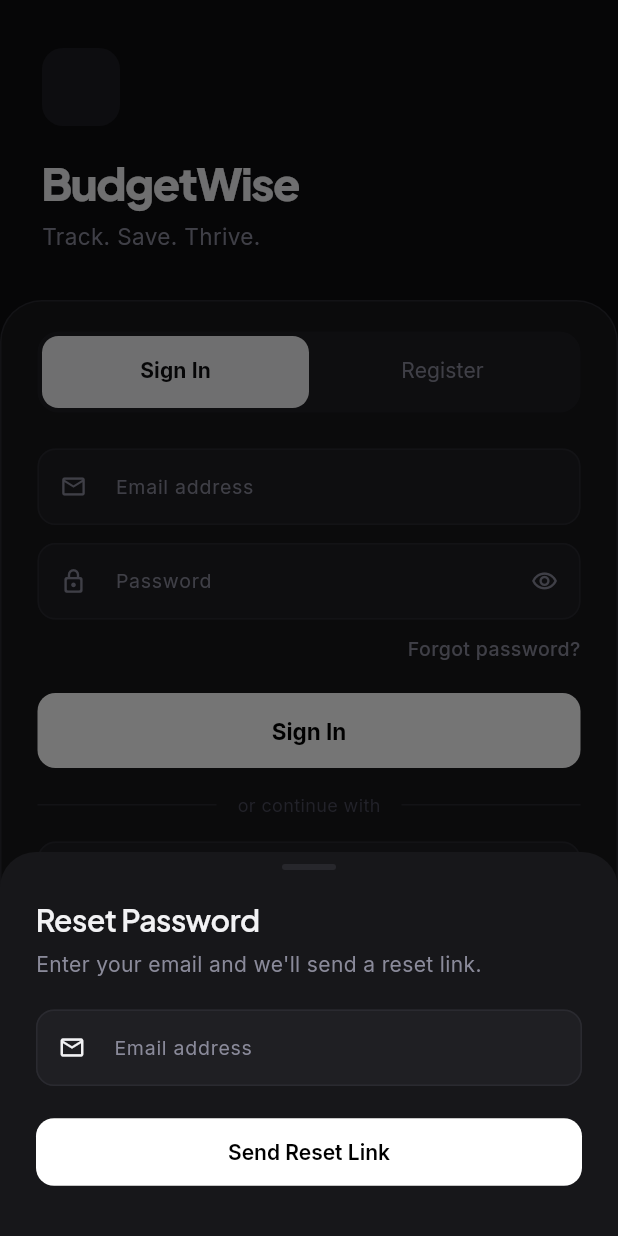
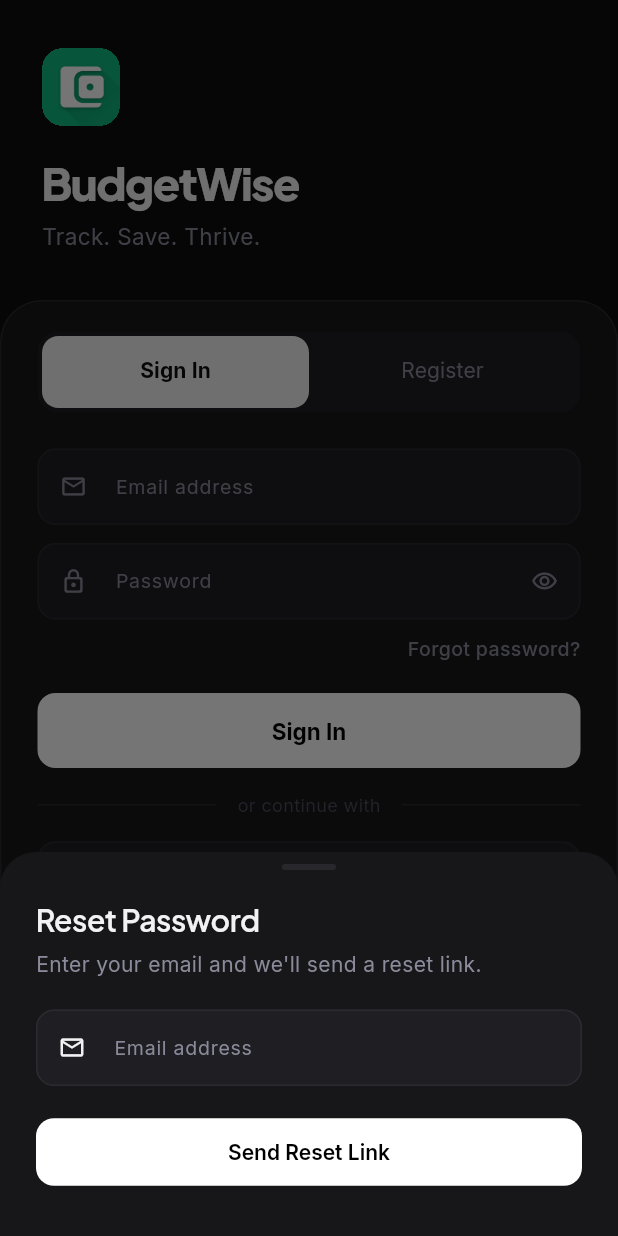
Before and after one commit to paoys/budget_tracker, a Flutter app: the screen it shows after launch, after a tap on "Forgot password?", on a phone screen of 412 x 824 dp. Run offline on Flutter 3.47's test engine with Material 3 defaults, Android fonts, the phone set to English and light mode, and no system bars; our stand-ins replace cloud_firestore, firebase_auth, firebase_core, fl_chart, google_fonts, google_sign_in and 1 more; accounts and stored records are empty.

Commit message:
[FIX] image assets

```diff
--- a/lib/screens/login_screen.dart
+++ b/lib/screens/login_screen.dart
@@ -351,7 +351,7 @@ class _TopHero extends StatelessWidget {
           ),
           clipBehavior: Clip.hardEdge,
           child: Image.asset(
-            'images/app_logo.png',
+            'assets/images/app_logo.png',
             fit: BoxFit.contain,
           ),
         ),
@@ -555,7 +555,7 @@ class _GoogleG extends StatelessWidget {
     return SizedBox(
       width: 22,
       height: 22,
-      child: Image.asset('images/google_logo.png', fit: BoxFit.contain),
+      child: Image.asset('assets/images/google_logo.png', fit: BoxFit.contain),
     );
   }
 }
--- a/pubspec.yaml
+++ b/pubspec.yaml
@@ -36,3 +36,6 @@ dev_dependencies:
 
 flutter:
   uses-material-design: true
+
+  assets:
+    - assets/images/
```
Also changed, not shown: assets/images/google_logo.png.
